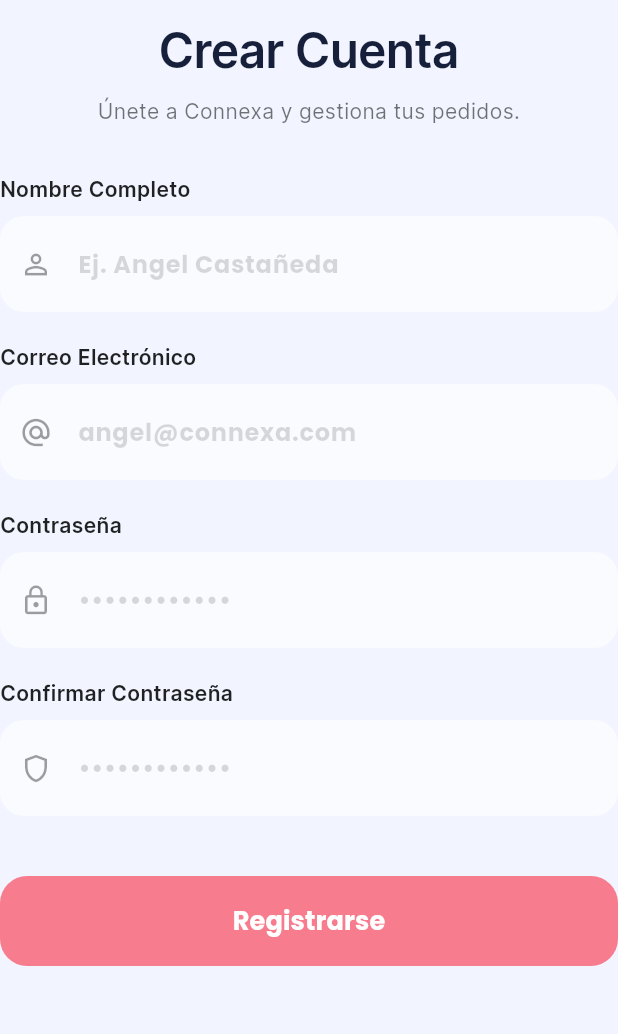
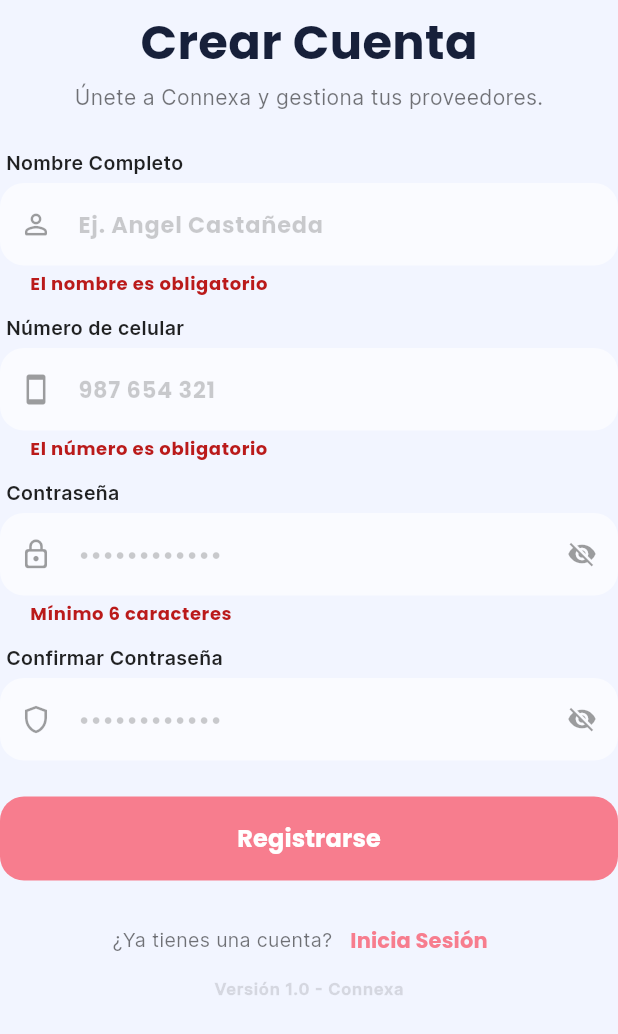
Before and after one commit to angel-cm-dev/sistema_proveedores_client, a Flutter app: the SignUpForm widget shown alone on an empty page, opened directly, after a tap on "Registrarse", on a phone screen of 412 x 824 dp. Shown: the top 1034 px of the screen. Run offline on Flutter 3.47's test engine with Material 3 defaults, Android fonts, the phone set to English and light mode, and no system bars; our stand-ins replace lottie, rive; accounts and stored records are empty.

Commit message:
feat(auth): add OTP verification with shake animation and haptic feedback

```diff
--- a/lib/features/auth/widgets/sign_up_form.dart
+++ b/lib/features/auth/widgets/sign_up_form.dart
@@ -1,4 +1,11 @@
 import 'package:flutter/material.dart';
+import 'package:flutter/services.dart';
+import 'package:provider/provider.dart';
+
+// --- CORE ---
+import '../providers/auth_provider.dart';
+// --- PRESENTATION ---
+import '../screens/otp_verification_screen.dart'; // <--- IMPORTANTE: Para navegar al OTP
 
 class SignUpForm extends StatefulWidget {
   const SignUpForm({super.key});
@@ -10,123 +17,269 @@ class SignUpForm extends StatefulWidget {
 class _SignUpFormState extends State<SignUpForm> {
   final _formKey = GlobalKey<FormState>();
 
+  final _nameController = TextEditingController();
+  final _phoneController = TextEditingController();
+  final _passController = TextEditingController();
+  final _confirmPassController = TextEditingController();
+
+  bool _isObscure = true;
+  bool _isObscureConfirm = true;
+
+  @override
+  void dispose() {
+    _nameController.dispose();
+    _phoneController.dispose();
+    _passController.dispose();
+    _confirmPassController.dispose();
+    super.dispose();
+  }
+
+  // ==========================================
+  // VALIDACIONES
+  // ==========================================
+
+  String? _validateName(String? value) {
+    if (value == null || value.isEmpty) return 'El nombre es obligatorio';
+    if (value.length < 3) return 'Nombre demasiado corto';
+    return null;
+  }
+
+  String? _validatePhone(String? value) {
+    if (value == null || value.isEmpty) return 'El número es obligatorio';
+    if (!RegExp(r'^9\d{8}$').hasMatch(value)) return 'Ingresa un número válido';
+    return null;
+  }
+
+  String? _validateConfirmPass(String? value) {
+    if (value != _passController.text) return 'Las contraseñas no coinciden';
+    return null;
+  }
+
   @override
   Widget build(BuildContext context) {
+    final auth = context.watch<AuthProvider>();
+
     return Form(
       key: _formKey,
       child: Column(
         children: [
-          const SizedBox(height: 10),
+          const SizedBox(height: 5),
           const Text(
             "Crear Cuenta",
             style: TextStyle(
               fontSize: 32,
+              fontFamily: "Poppins",
               fontWeight: FontWeight.bold,
               color: Color(0xFF17203A),
-              letterSpacing: -0.5,
             ),
           ),
-          const SizedBox(height: 8),
+          const SizedBox(height: 4),
           const Text(
-            "Únete a Connexa y gestiona tus pedidos.",
-            textAlign: TextAlign.center,
-            style: TextStyle(color: Colors.black54),
+            "Únete a Connexa y gestiona tus proveedores.",
+            style: TextStyle(
+                color: Colors.black54, fontFamily: "Inter", fontSize: 14),
           ),
-          const SizedBox(height: 32),
+          const SizedBox(height: 24), // Espaciado optimizado
 
           _buildLabel("Nombre Completo"),
-          _buildInput(hint: "Ej. Angel Castañeda", icon: Icons.person_outline),
-          const SizedBox(height: 20),
+          _buildInput(
+            controller: _nameController,
+            hint: "Ej. Angel Castañeda",
+            icon: Icons.person_outline_rounded,
+            validator: _validateName,
+            keyboardType: TextInputType.name,
+          ),
+          const SizedBox(height: 12), // Reducido de 16 a 12
 
-          _buildLabel("Correo Electrónico"),
-          _buildInput(hint: "angel@connexa.com", icon: Icons.alternate_email),
-          const SizedBox(height: 20),
+          _buildLabel("Número de celular"),
+          _buildInput(
+            controller: _phoneController,
+            hint: "987 654 321",
+            icon: Icons.smartphone_rounded,
+            keyboardType: TextInputType.phone,
+            validator: _validatePhone,
+            inputFormatters: [
+              FilteringTextInputFormatter.digitsOnly,
+              LengthLimitingTextInputFormatter(9),
+            ],
+          ),
+          const SizedBox(height: 12),
 
           _buildLabel("Contraseña"),
           _buildInput(
+            controller: _passController,
             hint: "••••••••••••",
-            icon: Icons.lock_outline,
+            icon: Icons.lock_outline_rounded,
             isPassword: true,
+            obscureText: _isObscure,
+            validator: (value) => (value != null && value.length < 6)
+                ? 'Mínimo 6 caracteres'
+                : null,
+            suffix: IconButton(
+              icon: Icon(_isObscure ? Icons.visibility_off : Icons.visibility,
+                  size: 20, color: Colors.black38),
+              onPressed: () => setState(() => _isObscure = !_isObscure),
             ),
-          const SizedBox(height: 20),
+          ),
+          const SizedBox(height: 12),
 
           _buildLabel("Confirmar Contraseña"),
           _buildInput(
+            controller: _confirmPassController,
             hint: "••••••••••••",
             icon: Icons.shield_outlined,
             isPassword: true,
+            obscureText: _isObscureConfirm,
+            validator: _validateConfirmPass,
+            suffix: IconButton(
+              icon: Icon(
+                  _isObscureConfirm ? Icons.visibility_off : Icons.visibility,
+                  size: 20,
+                  color: Colors.black38),
+              onPressed: () =>
+                  setState(() => _isObscureConfirm = !_isObscureConfirm),
+            ),
           ),
 
-          const SizedBox(height: 40),
-          _buildSubmitButton(),
-          const SizedBox(height: 30),
+          const SizedBox(height: 24),
+
+          _buildSubmitButton(auth),
+
+          const SizedBox(height: 16),
+          _buildFooter(),
         ],
       ),
     );
   }
 
-  Widget _buildLabel(String text) => Align(
+  // ==========================================
+  // HELPERS DE DISEÑO (COMPACTOS)
+  // ==========================================
+
+  Widget _buildLabel(String text) {
+    return Align(
       alignment: Alignment.centerLeft,
-    child: Text(
-      text,
+      child: Padding(
+        padding: const EdgeInsets.only(left: 4, bottom: 4),
+        child: Text(text,
             style: const TextStyle(
                 fontWeight: FontWeight.w700,
                 color: Colors.black87,
-        fontSize: 14,
-      ),
+                fontSize: 13)),
       ),
     );
+  }
 
   Widget _buildInput({
+    required TextEditingController controller,
     required String hint,
     required IconData icon,
     bool isPassword = false,
-  }) => Padding(
-    padding: const EdgeInsets.only(top: 8),
-    child: TextFormField(
-      obscureText: isPassword,
+    bool obscureText = false,
+    Widget? suffix,
+    TextInputType? keyboardType,
+    String? Function(String?)? validator,
+    List<TextInputFormatter>? inputFormatters,
+  }) {
+    return TextFormField(
+      controller: controller,
+      obscureText: obscureText,
+      keyboardType: keyboardType,
+      validator: validator,
+      inputFormatters: inputFormatters,
+      style: const TextStyle(color: Colors.black87, fontSize: 15),
       decoration: InputDecoration(
         prefixIcon: Icon(icon, color: Colors.black38, size: 22),
+        suffixIcon: suffix,
         hintText: hint,
-        // HINT TRANSPARENTE PROFESIONAL
-        hintStyle: TextStyle(
-          // ignore: deprecated_member_use
-          color: Colors.black.withOpacity(0.15),
-          fontWeight: FontWeight.w400,
-        ),
+        hintStyle: TextStyle(color: Colors.black.withValues(alpha: 0.2)),
         filled: true,
-        // ignore: deprecated_member_use
-        fillColor: Colors.white.withOpacity(0.6),
+        fillColor: Colors.white.withValues(alpha: 0.6),
         border: OutlineInputBorder(
             borderRadius: BorderRadius.circular(16),
-          borderSide: BorderSide.none,
-        ),
+            borderSide: BorderSide.none),
         contentPadding: const EdgeInsets.symmetric(
-          vertical: 20,
-          horizontal: 16,
-        ),
-      ),
+            vertical: 16, horizontal: 16), // Relleno reducido
       ),
     );
+  }
 
-  Widget _buildSubmitButton() => SizedBox(
+  Widget _buildSubmitButton(AuthProvider auth) {
+    return SizedBox(
       width: double.infinity,
-    height: 60,
+      height: 56,
       child: ElevatedButton(
-      onPressed: () {},
-      style: ElevatedButton.styleFrom(
-        backgroundColor: const Color(0xFFF77D8E),
-        shape: RoundedRectangleBorder(borderRadius: BorderRadius.circular(18)),
-        elevation: 0,
-      ),
-      child: const Text(
-        "Registrarse",
-        style: TextStyle(
-          color: Colors.white,
-          fontWeight: FontWeight.bold,
-          fontSize: 17,
-        ),
+        onPressed: auth.isLoading
+            ? null
+            : () async {
+                if (_formKey.currentState!.validate()) {
+                  HapticFeedback.mediumImpact();
+
+                  // 1. Simulación de carga (o llamada real a tu API)
+                  // final success = await auth.register(_nameController.text, _phoneController.text, _passController.text);
+
+                  // 2. Navegación al OTP (Para que puedas ver la pantalla que creamos)
+                  if (mounted) {
+                    Navigator.push(
+                      context,
+                      MaterialPageRoute(
+                        builder: (context) => OtpVerificationScreen(
+                          phoneNumber: _phoneController.text,
                         ),
                       ),
                     );
                   }
+                }
+              },
+        style: ElevatedButton.styleFrom(
+          backgroundColor: const Color(0xFFF77D8E),
+          shape:
+              RoundedRectangleBorder(borderRadius: BorderRadius.circular(16)),
+          elevation: 0,
+        ),
+        child: auth.isLoading
+            ? const SizedBox(
+                height: 20,
+                width: 20,
+                child: CircularProgressIndicator(
+                    color: Colors.white, strokeWidth: 2))
+            : const Text("Registrarse",
+                style: TextStyle(
+                    color: Colors.white,
+                    fontWeight: FontWeight.bold,
+                    fontSize: 16)),
+      ),
+    );
+  }
+
+  Widget _buildFooter() {
+    return Column(
+      children: [
+        Row(
+          mainAxisAlignment: MainAxisAlignment.center,
+          children: [
+            const Text("¿Ya tienes una cuenta?",
+                style: TextStyle(color: Colors.black54, fontSize: 13)),
+            TextButton(
+              onPressed: () => Navigator.pop(context),
+              child: const Text("Inicia Sesión",
+                  style: TextStyle(
+                      color: Color(0xFFF77D8E),
+                      fontWeight: FontWeight.bold,
+                      fontSize: 14)),
+            ),
+          ],
+        ),
+        const Text(
+          "Versión 1.0 - Connexa",
+          style: TextStyle(
+              color: Colors.black12,
+              fontWeight: FontWeight.w800,
+              fontSize: 11,
+              letterSpacing: 0.5),
+        ),
+        const SizedBox(height: 8),
+      ],
+    );
+  }
+}
```
Also changed, not shown: lib/features/auth/screens/otp_verification_screen.dart (added, +319 -0 lines). Lines whose indentation alone changed are shown as unchanged.
